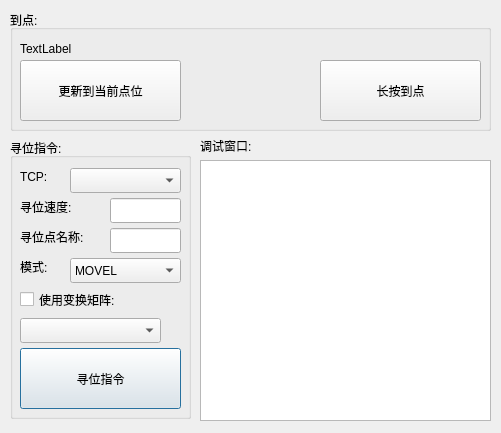
Above: keysearchenddlg.ui from qubo188612/qtwelding before the change. Below: the same form after it.
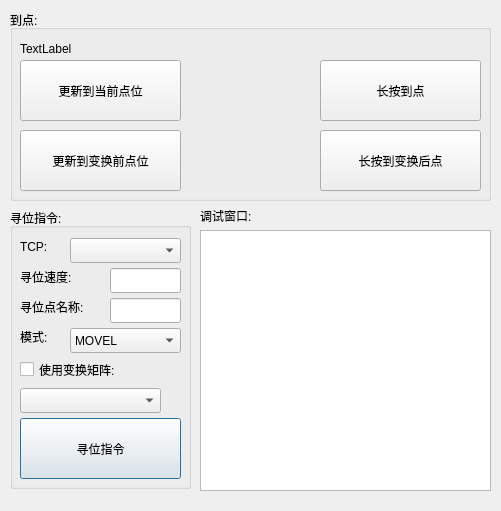
That is the form after the change.

What changed in the file:
```diff
--- a/keysearchenddlg.ui
+++ b/keysearchenddlg.ui
@@ -7,7 +7,7 @@
     <x>0</x>
     <y>0</y>
     <width>501</width>
-    <height>433</height>
+    <height>511</height>
    </rect>
   </property>
   <property name="windowTitle">
@@ -17,7 +17,7 @@
    <property name="geometry">
     <rect>
      <x>200</x>
-     <y>137</y>
+     <y>207</y>
      <width>67</width>
      <height>17</height>
     </rect>
@@ -30,7 +30,7 @@
    <property name="geometry">
     <rect>
      <x>200</x>
-     <y>160</y>
+     <y>230</y>
      <width>291</width>
      <height>261</height>
     </rect>
@@ -40,7 +40,7 @@
    <property name="geometry">
     <rect>
      <x>10</x>
-     <y>138</y>
+     <y>208</y>
      <width>181</width>
      <height>281</height>
     </rect>
@@ -198,7 +198,7 @@
      <x>10</x>
      <y>10</y>
      <width>481</width>
-     <height>121</height>
+     <height>191</height>
     </rect>
    </property>
    <property name="title">
@@ -243,6 +243,32 @@
      <string>更新到当前点位</string>
     </property>
    </widget>
+   <widget class="QPushButton" name="updata_posBtn_2">
+    <property name="geometry">
+     <rect>
+      <x>10</x>
+      <y>120</y>
+      <width>161</width>
+      <height>61</height>
+     </rect>
+    </property>
+    <property name="text">
+     <string>更新到变换前点位</string>
+    </property>
+   </widget>
+   <widget class="QPushButton" name="arriveBtn_2">
+    <property name="geometry">
+     <rect>
+      <x>310</x>
+      <y>120</y>
+      <width>161</width>
+      <height>61</height>
+     </rect>
+    </property>
+    <property name="text">
+     <string>长按到变换后点</string>
+    </property>
+   </widget>
   </widget>
  </widget>
  <resources/>
```
